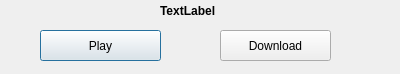
Qt form sourcecode/client/unicastdialog.ui (Team-Chimera/Comm-Audio) before a commit.
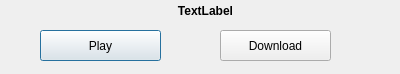
The same form after that commit.

The edit to the form file:
```diff
--- a/sourcecode/client/unicastdialog.ui
+++ b/sourcecode/client/unicastdialog.ui
@@ -42,9 +42,9 @@
   <widget class="QLabel" name="song">
    <property name="geometry">
     <rect>
-     <x>160</x>
+     <x>10</x>
      <y>0</y>
-     <width>91</width>
+     <width>391</width>
      <height>21</height>
     </rect>
    </property>
@@ -54,6 +54,9 @@
    <property name="text">
     <string>TextLabel</string>
    </property>
+   <property name="alignment">
+    <set>Qt::AlignCenter</set>
+   </property>
   </widget>
  </widget>
  <resources/>
```
